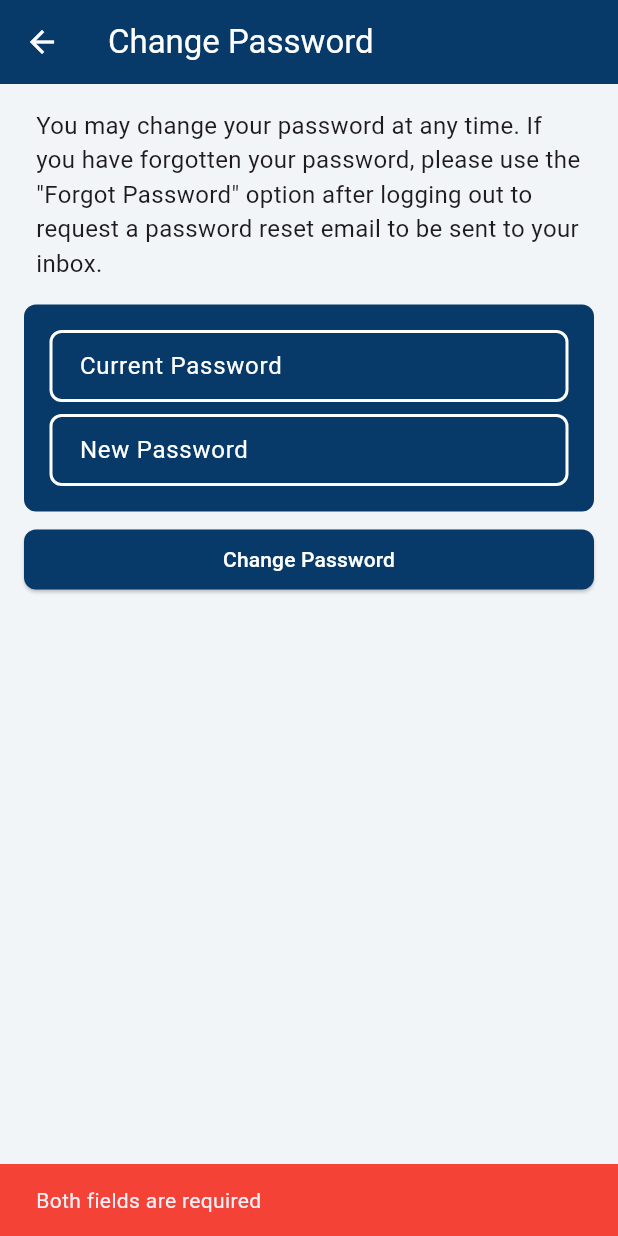
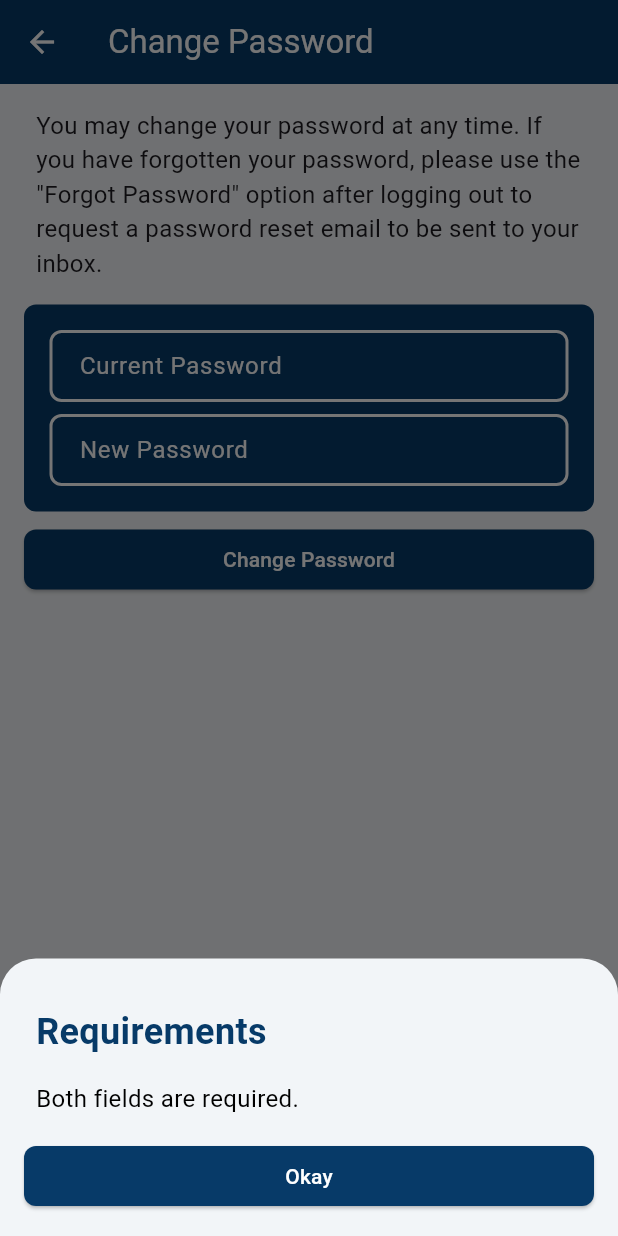
Before and after one commit to alimuratkalayci/airlogbook-app-flutter, a Flutter app: the ChangePasswordPage screen opened directly, after a tap on "Change Password", on a phone screen of 412 x 824 dp. Run offline on Flutter 3.47's test engine with Material 3 defaults, Android fonts, the light colour scheme and no system bars; our stand-ins replace awesome_bottom_bar, bloc, cloud_firestore, firebase_auth, firebase_core, flutter_bloc and 4 more; accounts and stored records are empty; generated files the repository leaves out were written again; network calls fail.

Commit message:
general alert dialog replaced by showModalBottomSheet. updated all files including general alert dialog.

```diff
--- a/lib/features/settings_page/sub_pages/change_password_page/change_password_page.dart
+++ b/lib/features/settings_page/sub_pages/change_password_page/change_password_page.dart
@@ -1,6 +1,6 @@
 import 'package:flutter/material.dart';
 import 'package:firebase_auth/firebase_auth.dart';
-
+import '../../../../general_components/custom_modal_bottom_sheet_alert_dialog/custom_modal_bottom_sheet.dart';
 import '../../../../theme/theme.dart';
 
 class ChangePasswordPage extends StatefulWidget {
@@ -18,14 +18,19 @@ class _ChangePasswordPageState extends State<ChangePasswordPage> {
     final newPassword = _newPasswordController.text;
 
     if (currentPassword.isEmpty || newPassword.isEmpty) {
-      _showError('Both fields are required');
+      showCustomModal(
+        context: context,
+        title: 'Requirements',
+        message: 'Both fields are required.',
+      );
       return;
     }
+
 
     User? user = _auth.currentUser;
 
     if (user == null) {
-      _showError('No user is currently logged in');
+      showCustomModal(context: context, title: 'Error', message: 'No user is currently logged in');
       return;
     }
 
@@ -41,10 +46,15 @@ class _ChangePasswordPageState extends State<ChangePasswordPage> {
       // Change password
       await user.updatePassword(newPassword);
 
+      showCustomModal(context: context, title: 'Success', message: 'Password changed successfully');
+    } catch (e) {
+      showCustomModal(context: context, title: 'Error', message: 'Password changed successfully');
 
-      _showSuccess('Password changed successfully');
-    } catch (e) {
-      _showError('Error changing password: ${e.toString()}');
+      showCustomModal(
+        context: context,
+        title: 'Error Changing Password',
+        message: 'Error changing password: ${e.toString()}',
+      );
     }
   }
 
@@ -80,18 +90,6 @@ class _ChangePasswordPageState extends State<ChangePasswordPage> {
         ),
       ),
       contentPadding: EdgeInsets.symmetric(horizontal: 16.0, vertical: 12.0),
-    );
-  }
-
-  void _showError(String message) {
-    ScaffoldMessenger.of(context).showSnackBar(
-      SnackBar(content: Text(message), backgroundColor: Colors.red),
-    );
-  }
-
-  void _showSuccess(String message) {
-    ScaffoldMessenger.of(context).showSnackBar(
-      SnackBar(content: Text(message), backgroundColor: Colors.green),
     );
   }
 
--- /dev/null
+++ b/lib/general_components/custom_modal_bottom_sheet_alert_dialog/custom_modal_bottom_sheet.dart
@@ -0,0 +1,67 @@
+import 'package:flutter/material.dart';
+
+import '../../theme/theme.dart';
+
+Future<void> showCustomModal({
+  required BuildContext context,
+  required String title,
+  required String message,
+}) async {
+  return showModalBottomSheet(
+    context: context,
+    isScrollControlled: true,
+    backgroundColor: AppTheme.BackgroundColor,
+    shape: RoundedRectangleBorder(
+      borderRadius: BorderRadius.vertical(
+        top: Radius.circular(24),
+      ),
+    ),
+    builder: (BuildContext context) {
+      return Padding(
+        padding: EdgeInsets.all(16.0),
+        child: Column(
+          mainAxisSize: MainAxisSize.min,
+          crossAxisAlignment: CrossAxisAlignment.start,
+          children: [
+            Padding(
+              padding: const EdgeInsets.only(top: 16,bottom: 16,left: 8,right: 8),
+              child: Text(
+                title,
+                style: TextStyle(
+                  fontSize: 24,
+                  fontWeight: FontWeight.bold,
+                  color: AppTheme.AccentColor,
+                ),
+              ),
+            ),
+            Padding(
+              padding: const EdgeInsets.only(bottom: 16,left: 8,right: 8),
+              child: Text(
+                message,
+                style: TextStyle(fontSize: 16, color: AppTheme.TextColorBlack,fontWeight: FontWeight.w400),
+              ),
+            ),
+            Row(
+              children: [
+                Expanded(
+                  child: ElevatedButton(
+                    style: ElevatedButton.styleFrom(
+                      backgroundColor: AppTheme.AccentColor,
+                      shape: RoundedRectangleBorder(
+                        borderRadius: BorderRadius.circular(8.0),
+                      ),
+                    ),
+                    onPressed: () {
+                      Navigator.of(context).pop();
+                    },
+                    child: Text('Okay', style: TextStyle(color: AppTheme.TextColorWhite),),
+                  ),
+                ),
+              ],
+            ),
+          ],
+        ),
+      );
+    },
+  );
+}
```
Also changed, not shown: lib/features/add_flight_page/add_flight_page.dart (+12 -6 lines), lib/features/flights_page/sub_pages/flight_details_page/flight_details_update_page/flight_details_update_page.dart (+14 -7 lines), lib/features/login_pages/components/sign_in_out_operations.dart (+18 -8 lines), lib/features/login_pages/forgot_password_page/forgot_password_page.dart (+8 -15 lines), lib/features/login_pages/sign_up_page/sign_up_page.dart (+11 -15 lines), lib/features/settings_page/sub_pages/delete_account_page/delete_account_page.dart (+5 -2 lines), lib/features/settings_page/sub_pages/feedback_and_support/feedback_and_support_page.dart (+34 -20 lines), lib/features/settings_page/sub_pages/set_location_page/set_location_page.dart (+11 -6 lines), lib/general_components/general_alert_dialog/general_alert_dialog.dart (deleted, +0 -68 lines).
